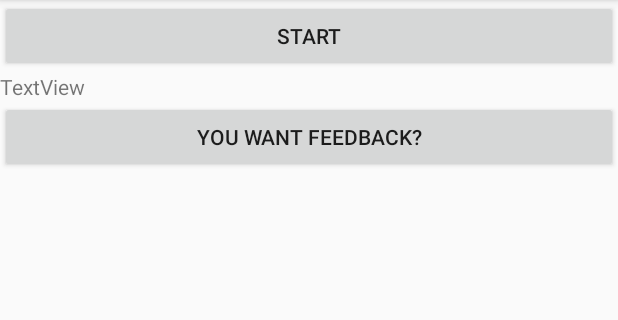
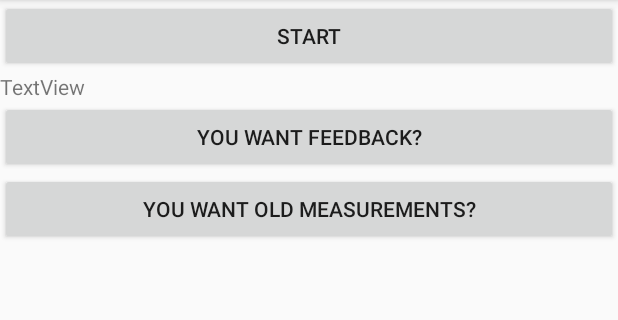
Before and after one commit to st19-bit/MUF_Project_V2, an Android app: the screen it shows after launch (HostActivity), on a phone screen of 412 x 824 dp, the part 84-404 px from its top. Run offline under Robolectric (Android 15) with nearby library versions, the phone set to English and light mode, and no system bars.

Commit message:
zweites Fragment für Datenbank hinzugefügt

```diff
--- a/app/src/main/java/com/example/munf_project_v2/MonitoringFragment.java
+++ b/app/src/main/java/com/example/munf_project_v2/MonitoringFragment.java
@@ -34,6 +34,7 @@ public class MonitoringFragment extends Fragment {
 
         final Button start = view.findViewById(R.id.button_start);
         final Button change_fragment = view.findViewById(R.id.button_to_feedback);
+        final Button change_to_database = view.findViewById(R.id.button_to_database);
 
         final TextView sensor_xzy = view.findViewById(R.id.tv_acceleration_xyz);
 
@@ -50,16 +51,29 @@ public class MonitoringFragment extends Fragment {
             public void onClick(View v) {
                 controller.navigate(MonitoringFragmentDirections
                         .actionMonitoringFragmentToFeedbackFragment()
-                        .setDisplayString("Displaystring"));
+                        .setDisplayString("Hier ist dein Feedback"));
+                // der Teil ist daweil eigentlich komplett unnötig,
+                // finds aber trotzdem cool dass es geht
             }
 
         });
+        change_to_database.setOnClickListener(new View.OnClickListener() {
+            @Override
+            public void onClick(View view) {
+                controller.navigate(MonitoringFragmentDirections
+                        .actionMonitoringFragmentToDatenbankFragment());
+            }
+        });
 
 
-
+        // TODO: start & stop der Messung implementieren + darstellung der Werte
         start.setOnClickListener(new View.OnClickListener(){
             @Override
             public void onClick(View v) {
+
+                // HIER Sensor Daten in eine DB speichern
+
+
 
 
                 // observer registrieren:
--- a/app/src/main/res/layout/fragment_feedback.xml
+++ b/app/src/main/res/layout/fragment_feedback.xml
@@ -8,4 +8,10 @@
         android:layout_width="match_parent"
         android:layout_height="wrap_content"
         android:text="TextView" />
+
+    <TextView
+        android:id="@+id/tv_feedbacksensor_xyz"
+        android:layout_width="match_parent"
+        android:layout_height="wrap_content"
+        android:text="TextView" />
 </LinearLayout>
--- a/app/src/main/res/layout/fragment_monitoring.xml
+++ b/app/src/main/res/layout/fragment_monitoring.xml
@@ -20,4 +20,10 @@
         android:layout_width="match_parent"
         android:layout_height="wrap_content"
         android:text="You want Feedback?" />
+
+    <Button
+        android:id="@+id/button_to_database"
+        android:layout_width="match_parent"
+        android:layout_height="wrap_content"
+        android:text="You want old Measurements?" />
 </LinearLayout>
--- a/app/src/main/res/navigation/nav_graph.xml
+++ b/app/src/main/res/navigation/nav_graph.xml
@@ -12,6 +12,9 @@
         <action
             android:id="@+id/action_monitoringFragment_to_feedbackFragment"
             app:destination="@id/feedbackFragment" />
+        <action
+            android:id="@+id/action_monitoringFragment_to_datenbankFragment"
+            app:destination="@id/datenbankFragment" />
     </fragment>
     <fragment
         tools:layout="@layout/fragment_feedback"
@@ -23,4 +26,9 @@
             android:defaultValue="Default"
             app:argType="string"/>
     </fragment>
+    <fragment
+        tools:layout="@layout/fragment_database"
+        android:id="@+id/datenbankFragment"
+        android:name="com.example.munf_project_v2.DatenbankFragment"
+        android:label="DatenbankFragment" />
 </navigation>
```
Also changed, not shown: app/src/main/java/com/example/munf_project_v2/DatenbankFragment.java (+17 -0 lines), app/src/main/java/com/example/munf_project_v2/FeedbackFragment.java (+20 -4 lines).
